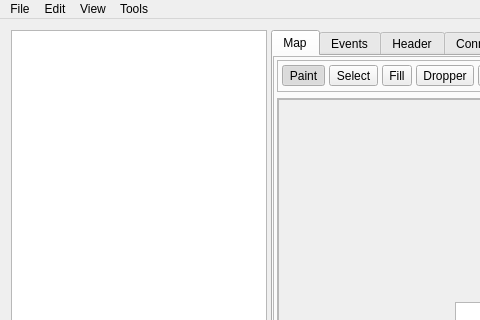
Old version of the form forms/mainwindow.ui in the repository huderlem/porymap; both pictures show x 0 to 480 and y 0 to 320 of the 1117 by 747 pixel window.
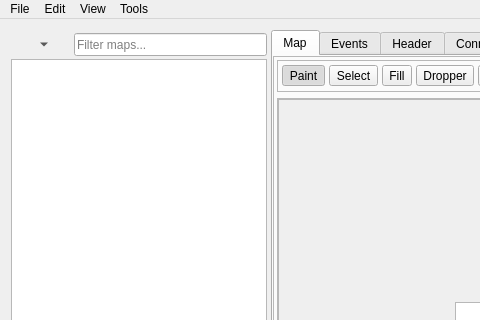
New version of the form. Icons and pictures are not drawn. Custom widgets are drawn as their Qt base class.

The edit to the form file:
```diff
--- a/forms/mainwindow.ui
+++ b/forms/mainwindow.ui
@@ -26,28 +26,144 @@
       <property name="orientation">
        <enum>Qt::Horizontal</enum>
       </property>
-      <widget class="QTreeView" name="mapList">
+      <widget class="QWidget" name="mapListContainer" native="true">
+       <property name="enabled">
+        <bool>true</bool>
+       </property>
        <property name="sizePolicy">
         <sizepolicy hsizetype="Expanding" vsizetype="Expanding">
          <horstretch>0</horstretch>
          <verstretch>0</verstretch>
         </sizepolicy>
        </property>
-       <property name="minimumSize">
-        <size>
-         <width>100</width>
-         <height>0</height>
-        </size>
-       </property>
-       <property name="selectionMode">
-        <enum>QAbstractItemView::SingleSelection</enum>
-       </property>
-       <property name="selectionBehavior">
-        <enum>QAbstractItemView::SelectItems</enum>
-       </property>
-       <attribute name="headerVisible">
-        <bool>false</bool>
-       </attribute>
+       <layout class="QVBoxLayout" name="verticalLayout">
+        <property name="spacing">
+         <number>0</number>
+        </property>
+        <property name="leftMargin">
+         <number>0</number>
+        </property>
+        <property name="topMargin">
+         <number>0</number>
+        </property>
+        <property name="rightMargin">
+         <number>0</number>
+        </property>
+        <property name="bottomMargin">
+         <number>0</number>
+        </property>
+        <item>
+         <layout class="QHBoxLayout" name="horizontalLayout_11">
+          <property name="spacing">
+           <number>0</number>
+          </property>
+          <property name="leftMargin">
+           <number>3</number>
+          </property>
+          <property name="topMargin">
+           <number>3</number>
+          </property>
+          <property name="bottomMargin">
+           <number>3</number>
+          </property>
+          <item>
+           <widget class="QToolButton" name="toolButton_MapSortOrder">
+            <property name="enabled">
+             <bool>true</bool>
+            </property>
+            <property name="sizePolicy">
+             <sizepolicy hsizetype="Fixed" vsizetype="Fixed">
+              <horstretch>0</horstretch>
+              <verstretch>0</verstretch>
+             </sizepolicy>
+            </property>
+            <property name="icon">
+             <iconset resource="../resources/images.qrc">
+              <normaloff>:/icons/sort_alphabet.ico</normaloff>:/icons/sort_alphabet.ico</iconset>
+            </property>
+            <property name="iconSize">
+             <size>
+              <width>16</width>
+              <height>16</height>
+             </size>
+            </property>
+            <property name="popupMode">
+             <enum>QToolButton::MenuButtonPopup</enum>
+            </property>
+            <property name="toolButtonStyle">
+             <enum>Qt::ToolButtonIconOnly</enum>
+            </property>
+            <property name="autoRaise">
+             <bool>true</bool>
+            </property>
+            <property name="arrowType">
+             <enum>Qt::NoArrow</enum>
+            </property>
+           </widget>
+          </item>
+          <item>
+           <spacer name="horizontalSpacer">
+            <property name="orientation">
+             <enum>Qt::Horizontal</enum>
+            </property>
+            <property name="sizeType">
+             <enum>QSizePolicy::Preferred</enum>
+            </property>
+            <property name="sizeHint" stdset="0">
+             <size>
+              <width>24</width>
+              <height>20</height>
+             </size>
+            </property>
+           </spacer>
+          </item>
+          <item>
+           <widget class="QLineEdit" name="lineEdit_filterBox">
+            <property name="enabled">
+             <bool>true</bool>
+            </property>
+            <property name="sizePolicy">
+             <sizepolicy hsizetype="Expanding" vsizetype="Preferred">
+              <horstretch>0</horstretch>
+              <verstretch>0</verstretch>
+             </sizepolicy>
+            </property>
+            <property name="text">
+             <string/>
+            </property>
+            <property name="placeholderText">
+             <string>Filter maps...</string>
+            </property>
+           </widget>
+          </item>
+         </layout>
+        </item>
+        <item>
+         <widget class="QTreeView" name="mapList">
+          <property name="sizePolicy">
+           <sizepolicy hsizetype="Expanding" vsizetype="Expanding">
+            <horstretch>0</horstretch>
+            <verstretch>0</verstretch>
+           </sizepolicy>
+          </property>
+          <property name="minimumSize">
+           <size>
+            <width>100</width>
+            <height>0</height>
+           </size>
+          </property>
+          <property name="selectionMode">
+           <enum>QAbstractItemView::SingleSelection</enum>
+          </property>
+          <property name="selectionBehavior">
+           <enum>QAbstractItemView::SelectItems</enum>
+          </property>
+          <attribute name="headerVisible">
+           <bool>false</bool>
+          </attribute>
+         </widget>
+        </item>
+       </layout>
       </widget>
       <widget class="QTabWidget" name="tabWidget">
        <property name="enabled">
```
Left out of the diff: 20 changed lines with no effect on the pictures.
